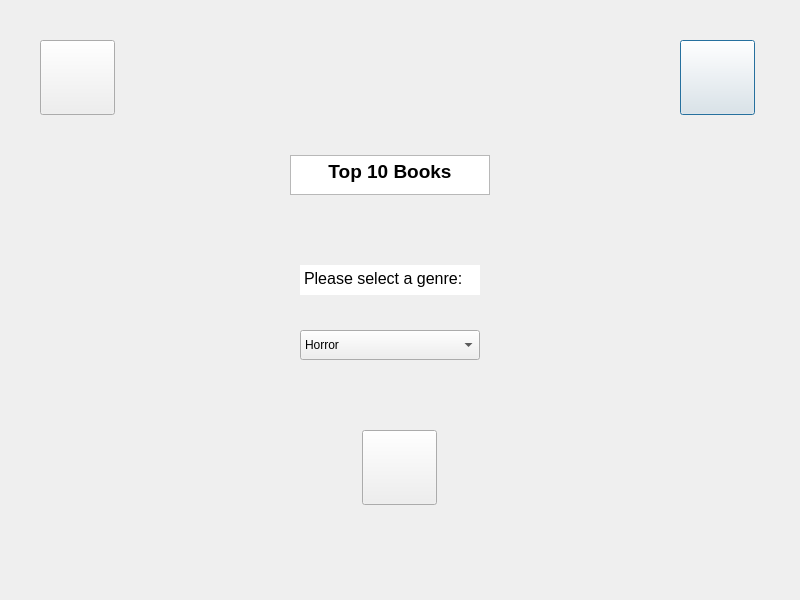
Above: ui/top_10.ui from CharlesBeise/book_recommender before the change. Below: the same form after it.
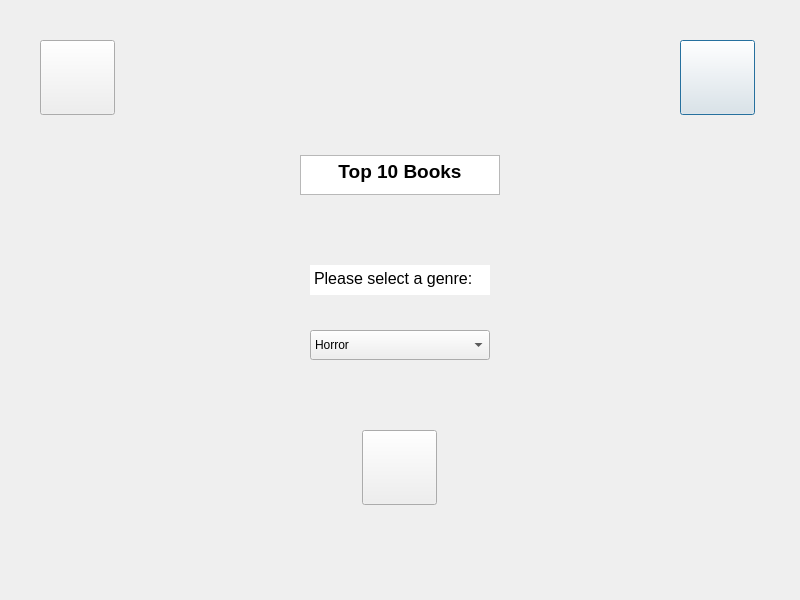
That is the form after the change. Icons and pictures are not drawn.

Commit message: Created program to scrape cover images from wikipedia. Modified book_page and app so that app calls new program to retrieve image and loads it into the book page dialog

Patch:
```diff
--- a/ui/top_10.ui
+++ b/ui/top_10.ui
@@ -68,7 +68,7 @@
   <widget class="QTextBrowser" name="PageTitleMsg">
    <property name="geometry">
     <rect>
-     <x>290</x>
+     <x>300</x>
      <y>155</y>
      <width>200</width>
      <height>40</height>
@@ -85,7 +85,7 @@
   <widget class="QTextBrowser" name="textBrowser">
    <property name="geometry">
     <rect>
-     <x>300</x>
+     <x>310</x>
      <y>265</y>
      <width>180</width>
      <height>30</height>
@@ -105,7 +105,7 @@
   <widget class="QComboBox" name="genreBox">
    <property name="geometry">
     <rect>
-     <x>300</x>
+     <x>310</x>
      <y>330</y>
      <width>180</width>
      <height>30</height>
```
The commit also changes 4 other files.
